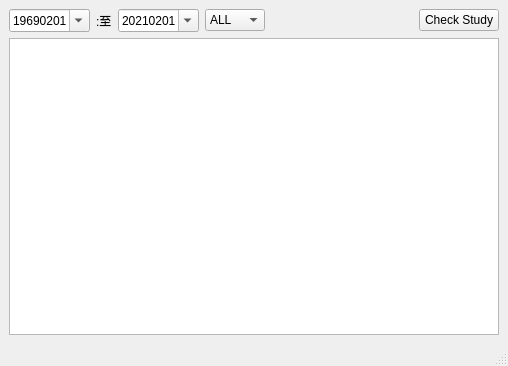
First picture: the form in Tools/MHealthReport/studyimage.ui, repository zyq1569/HealthApp, before the edit.
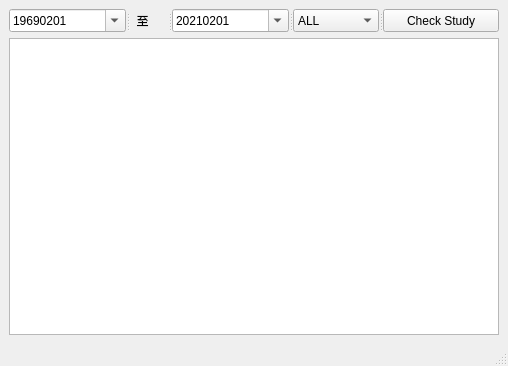
Second picture: the form after the edit. Icons and pictures are not drawn.

Commit message: add table: studyimage ui

What changed in the file:
```diff
--- a/Tools/MHealthReport/studyimage.ui
+++ b/Tools/MHealthReport/studyimage.ui
@@ -16,8 +16,10 @@
   <widget class="QWidget" name="centralwidget">
    <layout class="QVBoxLayout" name="verticalLayout">
     <item>
-     <layout class="QHBoxLayout" name="horizontalLayout">
-      <item>
+     <widget class="QSplitter" name="splitter">
+      <property name="orientation">
+       <enum>Qt::Horizontal</enum>
+      </property>
        <widget class="QDateEdit" name="m_startDate">
         <property name="wrapping">
          <bool>false</bool>
@@ -55,15 +57,11 @@
          </date>
         </property>
        </widget>
-      </item>
-      <item>
        <widget class="QLabel" name="m_To">
         <property name="text">
-         <string>:至</string>
-        </property>
-       </widget>
-      </item>
-      <item>
+        <string>  至  </string>
+       </property>
+      </widget>
        <widget class="QDateEdit" name="m_endDate">
         <property name="wrapping">
          <bool>false</bool>
@@ -91,8 +89,6 @@
          <bool>true</bool>
         </property>
        </widget>
-      </item>
-      <item>
        <widget class="QComboBox" name="m_StudyModality">
         <item>
          <property name="text">
@@ -140,21 +136,6 @@
          </property>
         </item>
        </widget>
-      </item>
-      <item>
-       <spacer name="horizontalSpacer">
-        <property name="orientation">
-         <enum>Qt::Horizontal</enum>
-        </property>
-        <property name="sizeHint" stdset="0">
-         <size>
-          <width>48</width>
-          <height>20</height>
-         </size>
-        </property>
-       </spacer>
-      </item>
-      <item>
        <widget class="QPushButton" name="m_getStudyDbImages">
         <property name="text">
          <string>Check Study</string>
@@ -164,8 +145,7 @@
           <normaloff>:/image/image/serch.png</normaloff>:/image/image/serch.png</iconset>
         </property>
        </widget>
-      </item>
-     </layout>
+     </widget>
     </item>
     <item>
      <widget class="QTableWidget" name="m_tableWidget">
```
Lines whose indentation alone changed are shown as unchanged.
